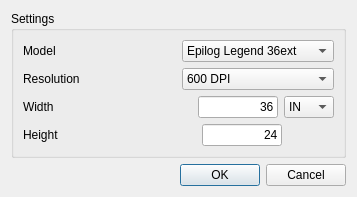
kallaballa/ctrl-cut, file src/gui/NewDialog.ui: the form before one commit.
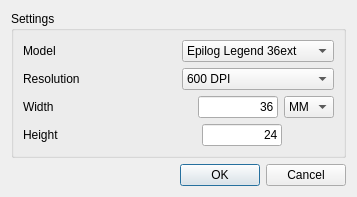
The form after the commit.

Commit message: implemented unit switching in new dialog

```diff
--- a/src/gui/NewDialog.ui
+++ b/src/gui/NewDialog.ui
@@ -154,7 +154,7 @@
           </property>
           <item>
            <property name="text">
-            <string>IN</string>
+            <string>MM</string>
            </property>
           </item>
           <item>
```
Left out of the diff: 2 changed lines with no effect on the pictures. The commit also changes 2 other files.
